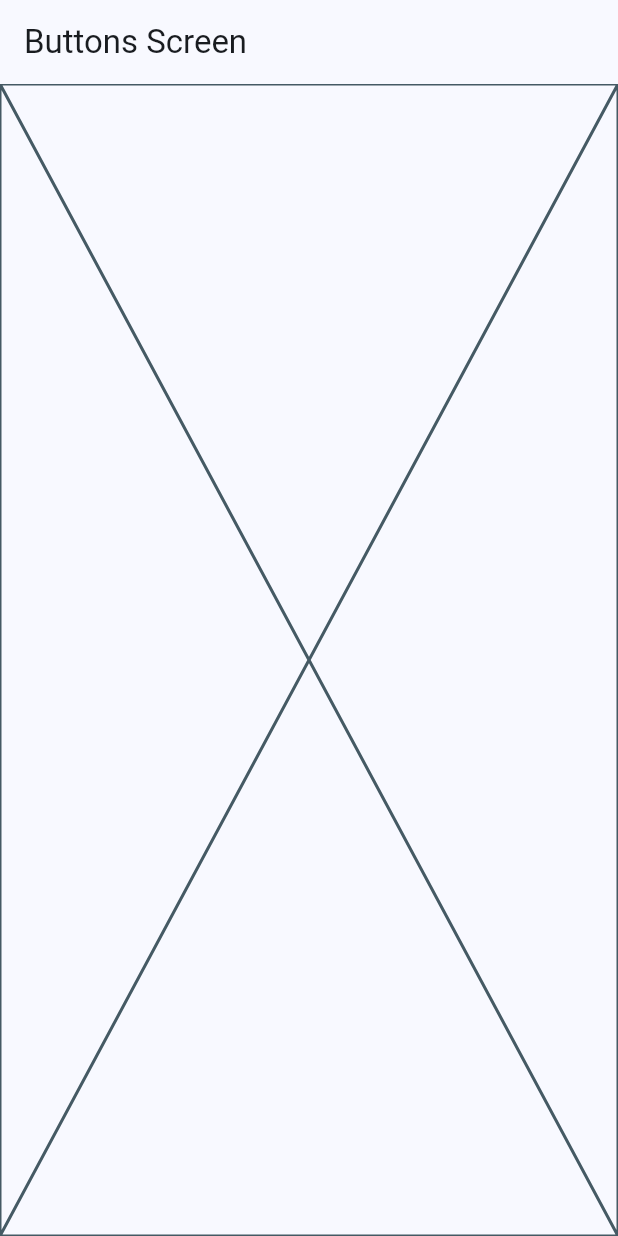
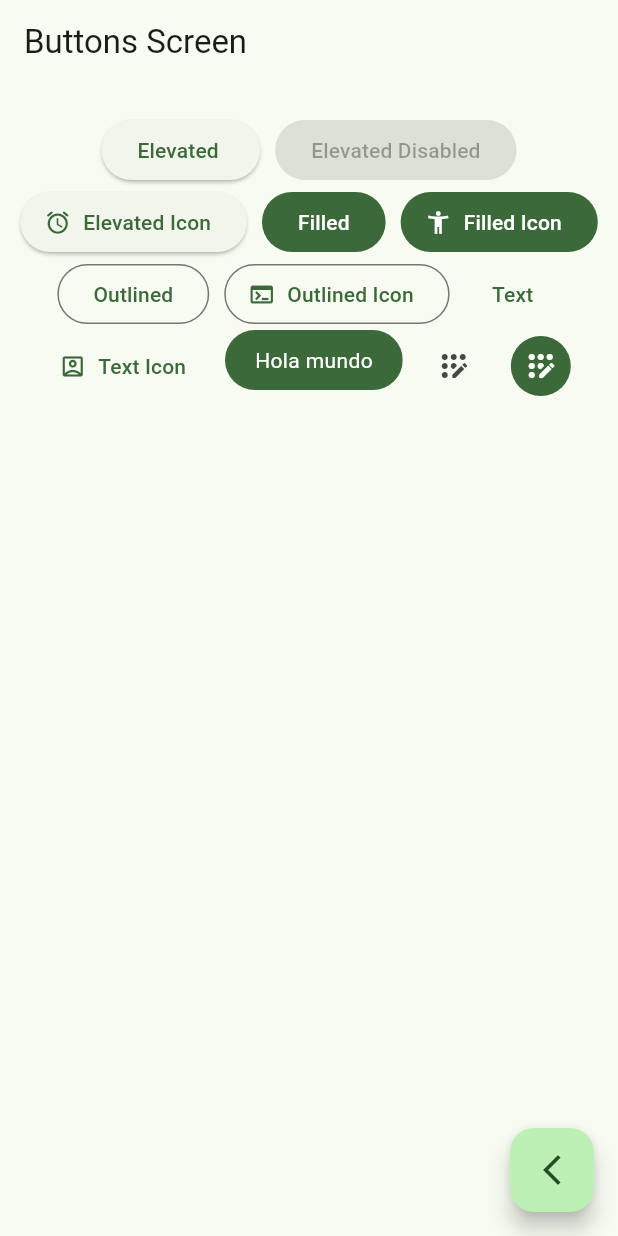
Before and after one commit to juantobon20/widgets_app, a Flutter app: the ButtonsScreen screen opened by its route, on a phone screen of 412 x 824 dp. Run offline on Flutter 3.47's test engine with Material 3 defaults, Android fonts, the phone set to English and light mode, and no system bars; our stand-ins replace go_router.

Commit message:
Boton screen finish

```diff
--- a/lib/main.dart
+++ b/lib/main.dart
@@ -14,7 +14,7 @@ class MainApp extends StatelessWidget {
     return MaterialApp.router(
       routerConfig: appRouter,
       debugShowCheckedModeBanner: false,
-      theme: AppTheme(selectedColor: 0 ).getTheme(),
+      theme: AppTheme(selectedColor: 2).getTheme(),
     );
   }
 }
--- a/lib/presentation/screens/buttons/buttons_screen.dart
+++ b/lib/presentation/screens/buttons/buttons_screen.dart
@@ -1,4 +1,5 @@
 import 'package:flutter/material.dart';
+import 'package:go_router/go_router.dart';
 
 class ButtonsScreen extends StatelessWidget {
 
@@ -12,7 +13,92 @@ class ButtonsScreen extends StatelessWidget {
       appBar: AppBar(
         title: const Text('Buttons Screen'),
       ),
-      body: Placeholder(),
+      body: const _ButtonsView(),
+      floatingActionButton: FloatingActionButton(
+        onPressed: () {
+          context.pop();
+        },
+        child: const Icon(Icons.arrow_back_ios_new_outlined),
+      ),
     );
   }
 }
+
+class _ButtonsView extends StatelessWidget {
+  const _ButtonsView();
+
+  @override
+  Widget build(BuildContext context) {
+    final color = Theme.of(context).colorScheme;
+
+    return SizedBox(
+      width: double.infinity,
+      child: Padding(
+        padding: const EdgeInsets.symmetric(
+          horizontal: 10,
+          vertical: 20
+        ),
+        child: Wrap(
+          spacing: 10,
+          alignment: WrapAlignment.center,
+          children: [
+            ElevatedButton(onPressed: () {}, child: const Text('Elevated ')),
+            const ElevatedButton(onPressed: null, child: Text('Elevated Disabled')),
+            ElevatedButton.icon(
+              onPressed: () {},
+              icon: const Icon(Icons.access_alarm_rounded),
+              label: const Text('Elevated Icon')
+            ),
+
+            FilledButton(onPressed: () {}, child: const Text('Filled')),
+            FilledButton.icon(onPressed: () {}, icon: const Icon(Icons.accessibility_new), label: const Text('Filled Icon')),
+
+            OutlinedButton(onPressed: () {}, child: const Text('Outlined')),
+            OutlinedButton.icon(onPressed: () {}, icon: const Icon(Icons.terminal), label: const Text('Outlined Icon')),
+
+            TextButton(onPressed: () {}, child: const Text('Text')),
+            TextButton.icon(onPressed: () {}, icon: const Icon(Icons.account_box_outlined), label: const Text('Text Icon')),
+
+            const CustomButton(),
+
+            IconButton(onPressed: () {}, icon: const Icon(Icons.app_registration_rounded)),
+            IconButton(
+              onPressed: () {},
+              icon: const Icon(Icons.app_registration_rounded),
+              style: ButtonStyle(
+                backgroundColor: MaterialStatePropertyAll(color.primary),
+                iconColor: const MaterialStatePropertyAll(Colors.white)
+              ) ,
+            )
+          ],
+        ),
+      ),
+    );
+  }
+}
+
+
+class CustomButton extends StatelessWidget {
+  const CustomButton({super.key});
+
+  @override
+  Widget build(BuildContext context) {
+    final color = Theme.of(context).colorScheme;
+
+    return ClipRRect(
+      borderRadius: BorderRadius.circular(20),
+      child: Material(
+        color: color.primary,
+        child: InkWell(
+          onTap: () {
+
+          },
+          child: const Padding(
+            padding:  EdgeInsets.symmetric(horizontal: 20, vertical: 10),
+            child: Text('Hola mundo', style: TextStyle(color: Colors.white),)
+          ),
+        ),
+      ),
+    );
+  }
+}
```
